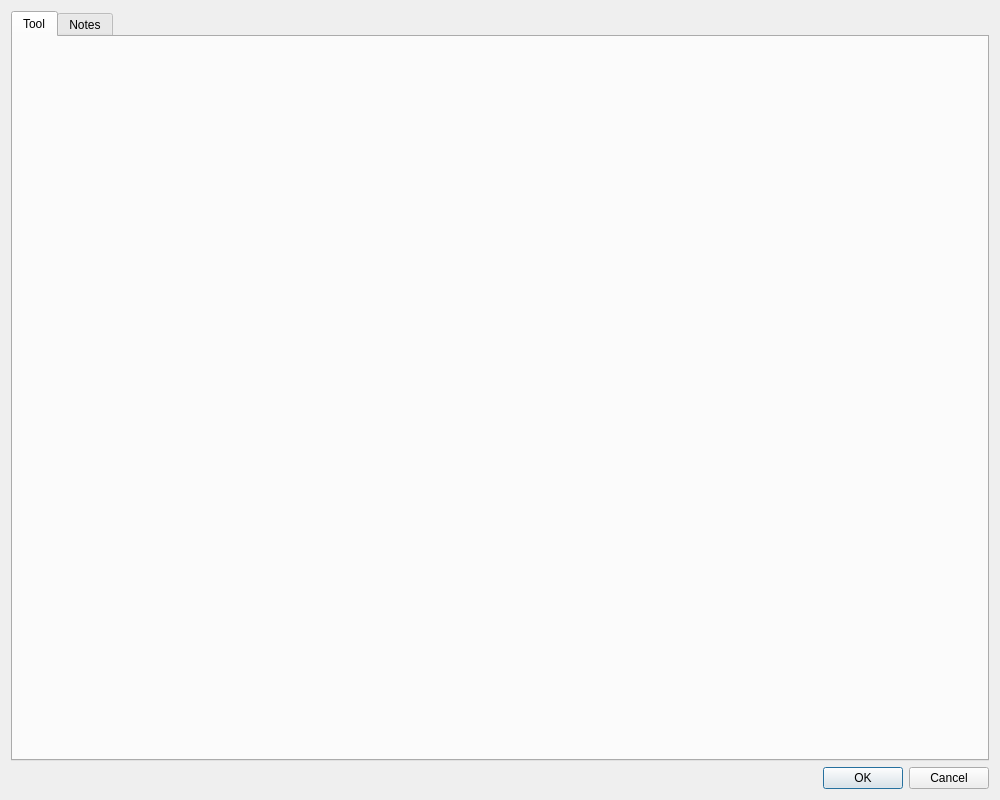
Before: the Qt Designer form btl/ui/tooleditor.ui in knipknap/better-tool-library, drawn with Qt 5.
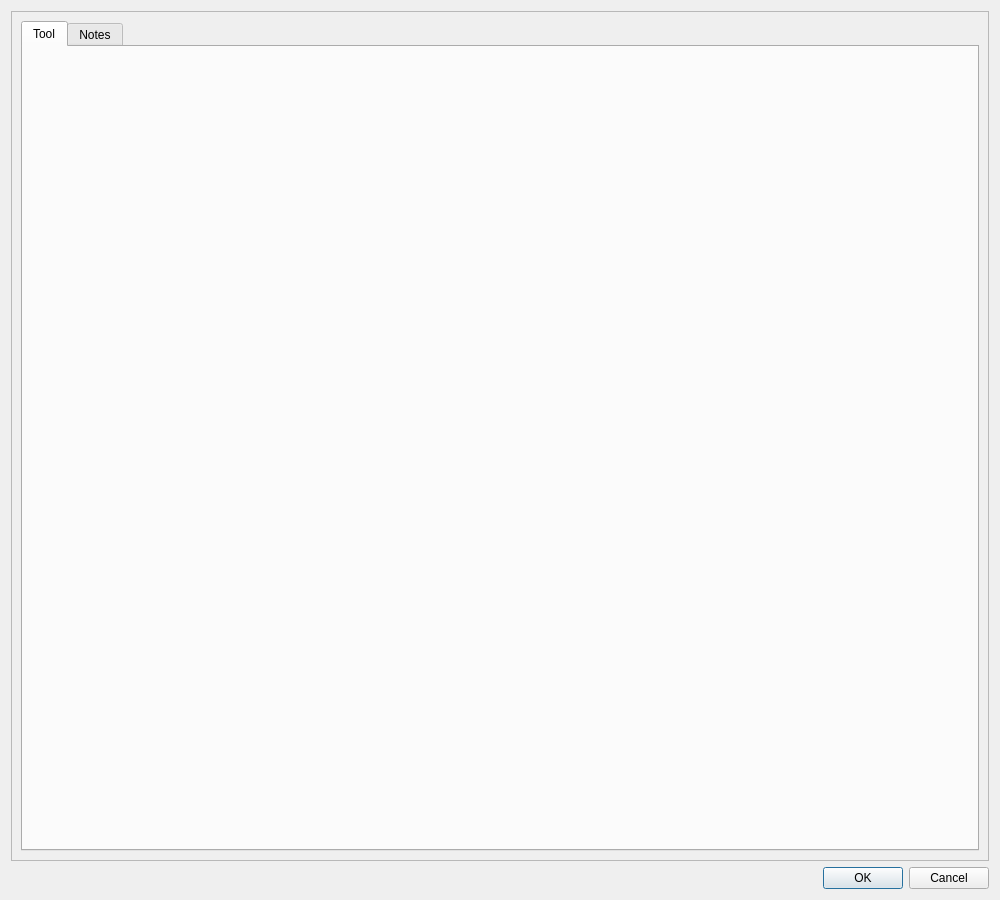
After: the same form once the commit is applied.

Commit message: make tooleditor scrollable #35

What changed in the file:
```diff
--- a/btl/ui/tooleditor.ui
+++ b/btl/ui/tooleditor.ui
@@ -7,7 +7,7 @@
     <x>0</x>
     <y>0</y>
     <width>1000</width>
-    <height>800</height>
+    <height>900</height>
    </rect>
   </property>
   <property name="windowTitle">
@@ -15,6 +15,21 @@
   </property>
   <layout class="QVBoxLayout" name="verticalLayout">
    <item>
+    <widget class="QScrollArea" name="scrollArea">
+     <property name="widgetResizable">
+      <bool>true</bool>
+     </property>
+     <widget class="QWidget" name="scrollAreaWidgetContents_6">
+      <property name="geometry">
+       <rect>
+        <x>0</x>
+        <y>0</y>
+        <width>980</width>
+        <height>849</height>
+       </rect>
+      </property>
+      <layout class="QVBoxLayout" name="verticalLayout_3">
+       <item>
     <layout class="QVBoxLayout" name="vBox">
      <item>
       <widget class="QTabWidget" name="tabWidget">
@@ -155,6 +170,10 @@
       </widget>
      </item>
     </layout>
+       </item>
+      </layout>
+     </widget>
+    </widget>
    </item>
    <item>
     <widget class="QDialogButtonBox" name="buttonBox">
```
Lines whose indentation alone changed are shown as unchanged.
